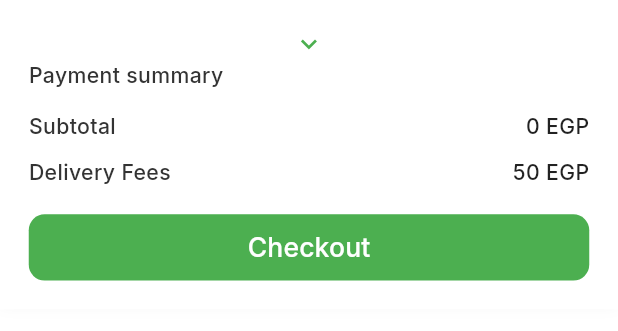
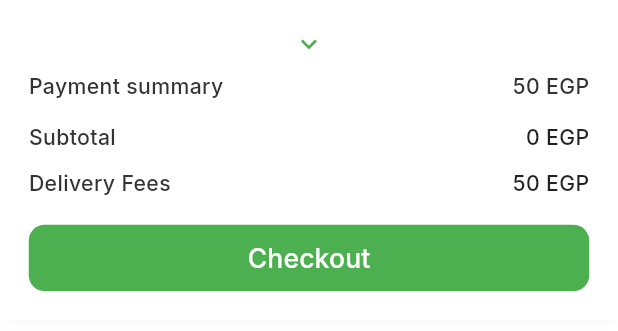
Before and after one commit to ibnRizk/sportofy, a Flutter app: the CartSummarySection widget shown alone on an empty page, opened directly with empty values, on a phone screen of 412 x 824 dp. Shown: the top 331 px of the screen. Run offline on Flutter 3.47's test engine with Material 3 defaults, Android fonts, the phone set to English and light mode, and no system bars; our stand-ins replace cached_network_image, connectivity_plus, country_picker, dartz, dio, equatable and 15 more; accounts and stored records are empty; project files that could hold a hidden picture were left out.

Commit message:
fix cart

```diff
--- a/lib/features/market/presentation/widgets/cart_summary_section.dart
+++ b/lib/features/market/presentation/widgets/cart_summary_section.dart
@@ -5,7 +5,7 @@ import 'package:sportify_app/core/utils/app_padding.dart';
 import 'package:sportify_app/core/utils/app_radius.dart';
 import 'package:sportify_app/core/utils/values/text_styles.dart';
 
-class CartSummarySection extends StatelessWidget {
+class CartSummarySection extends StatefulWidget {
   final double subtotal;
   final double deliveryFees;
   final VoidCallback onCheckout;
@@ -17,7 +17,14 @@ class CartSummarySection extends StatelessWidget {
     required this.onCheckout,
   });
 
-  double get total => subtotal + deliveryFees;
+  @override
+  State<CartSummarySection> createState() => _CartSummarySectionState();
+}
+
+class _CartSummarySectionState extends State<CartSummarySection> {
+  bool _isExpanded = true;
+
+  double get total => widget.subtotal + widget.deliveryFees;
 
   @override
   Widget build(BuildContext context) {
@@ -38,24 +45,48 @@ class CartSummarySection extends StatelessWidget {
       child: Column(
         mainAxisSize: MainAxisSize.min,
         children: [
-          // Payment Summary Header
-          Icon(
-            Icons.keyboard_arrow_down,
+          // Payment Summary Header with Clickable Arrow
+          Row(
+            mainAxisAlignment: MainAxisAlignment.center,
+            children: [
+              GestureDetector(
+                onTap: () {
+                  setState(() {
+                    _isExpanded = !_isExpanded;
+                  });
+                },
+                child: Icon(
+                  _isExpanded
+                      ? Icons.keyboard_arrow_down
+                      : Icons.keyboard_arrow_up,
                   color: MyColors.greenButton,
                   size: AppDimens.iconSize24,
                 ),
-          SizedBox(width: AppDimens.w8),
-          Align(
-            alignment: Alignment.centerLeft,
-            child: Text(
+              ),
+            ],
+          ),
+          SizedBox(height: AppDimens.h8),
+          Row(
+            mainAxisAlignment: MainAxisAlignment.spaceBetween,
+            children: [
+              Text(
                 'Payment summary',
                 style: TextStyles.semiBold16(
                   color: MyColors.darkGrayColor,
                 ),
               ),
+              Text(
+                '${total.toStringAsFixed(0)} EGP',
+                style: TextStyles.semiBold16(
+                  color: MyColors.darkGrayColor,
                 ),
+              ),
+            ],
+          ),
+
+          // Expandable Content
+          if (_isExpanded) ...[
             SizedBox(height: AppDimens.h16),
-
             // Subtotal
             Row(
               mainAxisAlignment:
@@ -68,7 +99,7 @@ class CartSummarySection extends StatelessWidget {
                   ),
                 ),
                 Text(
-                '${subtotal.toStringAsFixed(0)} EGP',
+                  '${widget.subtotal.toStringAsFixed(0)} EGP',
                   style: TextStyles.semiBold16(
                     color: MyColors.black87,
                   ),
@@ -76,7 +107,6 @@ class CartSummarySection extends StatelessWidget {
               ],
             ),
             SizedBox(height: AppDimens.h12),
-
             // Delivery Fees
             Row(
               mainAxisAlignment:
@@ -89,21 +119,22 @@ class CartSummarySection extends StatelessWidget {
                   ),
                 ),
                 Text(
-                '${deliveryFees.toStringAsFixed(0)} EGP',
+                  '${widget.deliveryFees.toStringAsFixed(0)} EGP',
                   style: TextStyles.semiBold16(
                     color: MyColors.black87,
                   ),
                 ),
               ],
             ),
+          ],
+
           SizedBox(height: AppDimens.h20),
-
           // Checkout Button
           SizedBox(
             width: double.infinity,
             height: AppDimens.buttonHeight50,
             child: ElevatedButton(
-              onPressed: onCheckout,
+              onPressed: widget.onCheckout,
               style: ElevatedButton.styleFrom(
                 backgroundColor: MyColors.greenButton,
                 foregroundColor: MyColors.white,
--- a/lib/features/market/presentation/widgets/delivery_address_sheet.dart
+++ b/lib/features/market/presentation/widgets/delivery_address_sheet.dart
@@ -62,8 +62,6 @@ class DeliveryAddressSheet extends StatelessWidget {
               ),
             ],
           ),
-
-          SizedBox(height: 20.h),
 
           // Address Options
           Column(
```
Lines whose indentation alone changed are shown as unchanged.
